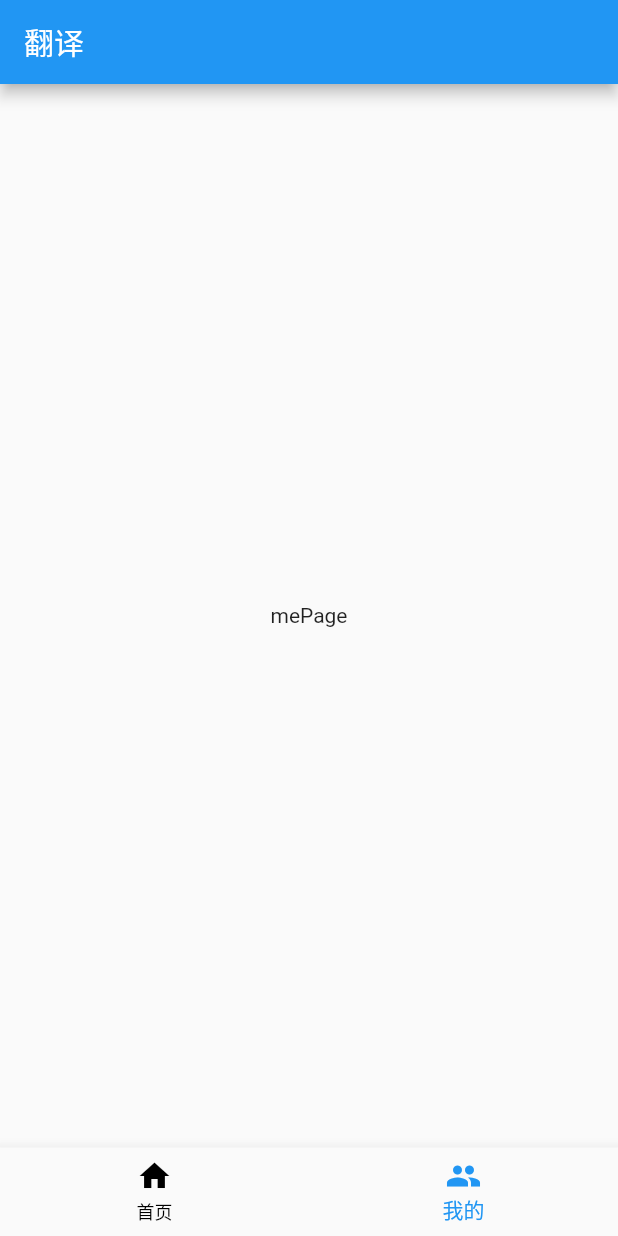
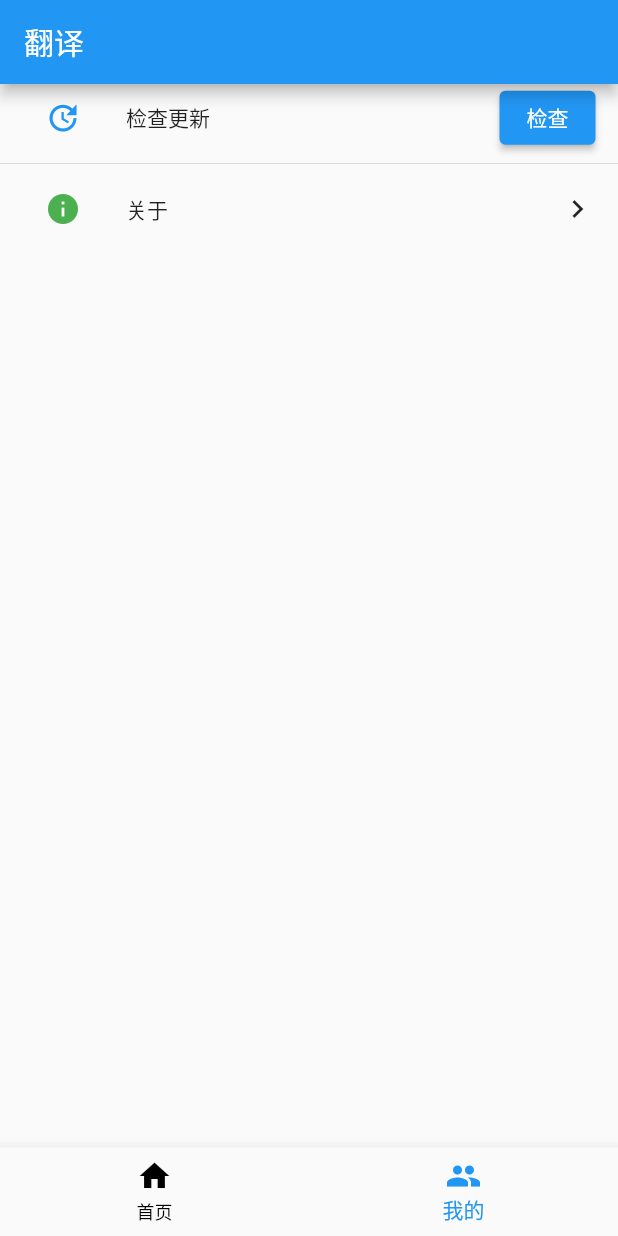
Before and after one commit to anchuanyuan/flutter-demo, a Flutter app: the screen it shows after launch, item 2 of the bottom bar chosen, on a phone screen of 412 x 824 dp. Run offline on Flutter 3.47's test engine with Material 2 defaults, Android fonts, the phone set to English and light mode, and no system bars; our stand-ins replace dio, package_info_plus; missing offline and left inert: flutter_inappwebview, flutter_xupdate.

Commit message:
add updata

```diff
--- a/lib/pages/me/me_page.dart
+++ b/lib/pages/me/me_page.dart
@@ -1,10 +1,84 @@
- import 'package:flutter/material.dart';
+import 'package:flutter/material.dart';
 
 class MePage extends StatelessWidget {
   const MePage({Key? key}) : super(key: key);
 
   @override
   Widget build(BuildContext context) {
-    return Container(child: Center(child: Text('mePage')),);
+    return ListView(children: <Widget>[
+      _SettingItem(
+        iconData: Icons.update,
+        iconColor: Colors.blue,
+        title: '检查更新',
+        suffix: ElevatedButton(
+            child: Text('检查'),
+            onPressed: () {
+              print('检查');
+            }),
+      ),
+      Divider(),
+      _SettingItem(
+        iconData: Icons.info,
+        iconColor: Colors.green,
+        title: '关于',
+        suffix: GestureDetector(
+          child: Icon(Icons.keyboard_arrow_right),
+          onTap: () {
+            print('查看');
+          },
+        ),
+      )
+    ]);
   }
 }
+
+class _SettingItem extends StatelessWidget {
+  const _SettingItem(
+      {required this.iconData,
+      required this.iconColor,
+      this.title = '',
+      this.suffix = const SizedBox()});
+  final IconData iconData;
+  final Color iconColor;
+  final String title;
+  final Widget suffix;
+
+  @override
+  Widget build(BuildContext context) {
+    return Container(
+      height: 45,
+      child: Row(
+        children: <Widget>[
+          SizedBox(
+            width: 30,
+          ),
+          Icon(iconData, color: iconColor),
+          SizedBox(
+            width: 30,
+          ),
+          Expanded(
+            child: Text('$title'),
+          ),
+          suffix,
+          SizedBox(
+            width: 15,
+          ),
+        ],
+      ),
+    );
+  }
+}
+
+class _Suffix extends StatelessWidget {
+  final String text;
+
+  const _Suffix({required this.text});
+
+  @override
+  Widget build(BuildContext context) {
+    return Text(
+      '$text',
+      style: TextStyle(color: Colors.grey.withOpacity(.5)),
+    );
+  }
+}
--- a/pubspec.yaml
+++ b/pubspec.yaml
@@ -37,6 +37,7 @@ dependencies:
   # The following adds the Cupertino Icons font to your application.
   # Use with the CupertinoIcons class for iOS style icons.
   cupertino_icons: ^1.0.2
+  flutter_xupdate: ^2.0.2
 
 dev_dependencies:
   flutter_test:
```
Also changed, not shown: lib/pages/xupdate/view.dart (added, +108 -0 lines), pubspec.lock, 1 other file.
